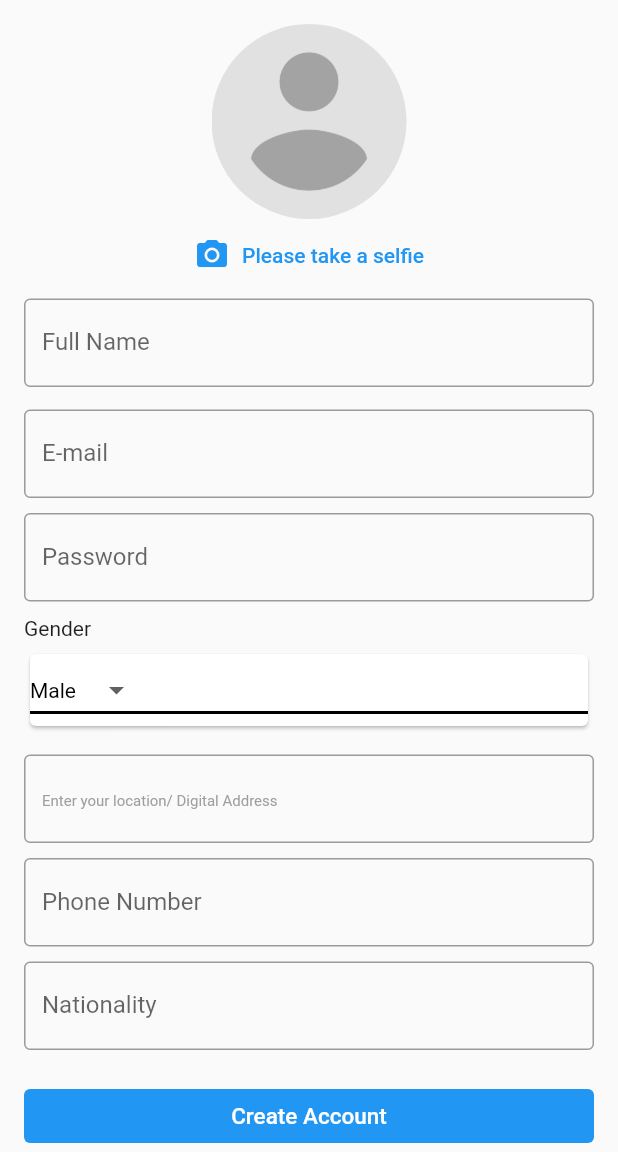
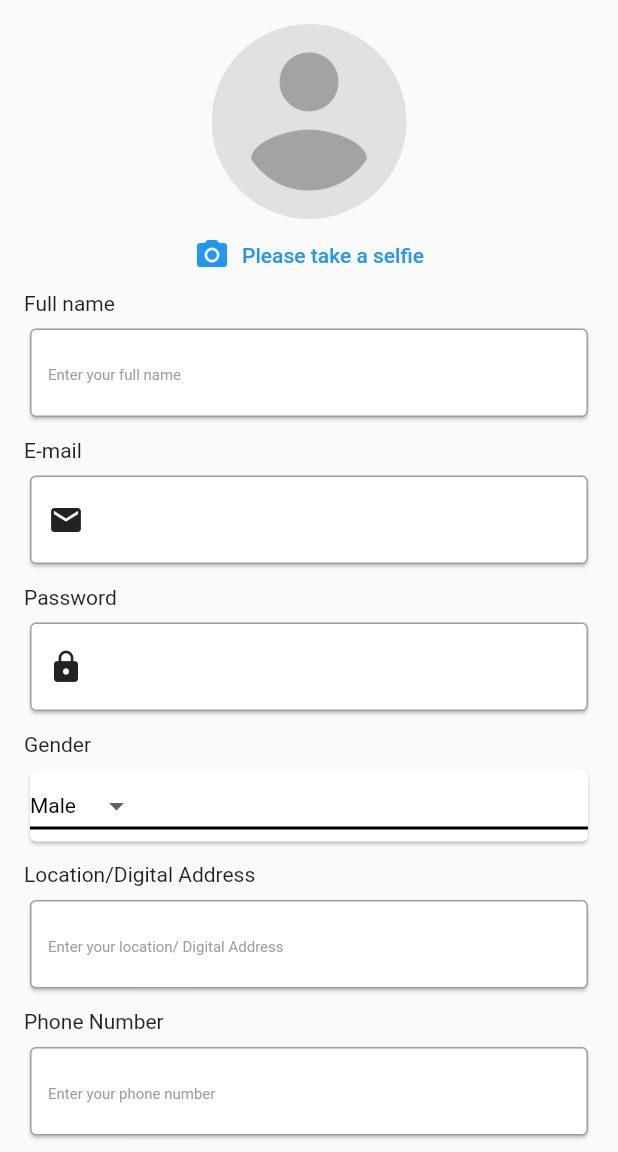
Before and after one commit to trustdboy123/Lets-Accommodate, a Flutter app: the SignupLandlord screen opened directly, on a phone screen of 412 x 824 dp, the part 84-1236 px from its top. Run offline on Flutter 3.47's test engine with Material 2 defaults, Android fonts, the phone set to English and light mode, and no system bars; our stand-ins replace cloud_firestore, firebase_auth, firebase_core, firebase_storage, flutter_native_splash, flutter_screenutil and 2 more; missing offline and left inert: comment_box, multi_image_picker2; accounts and stored records are empty.

Commit message:
Ayiks commit

```diff
--- a/lib/auth/signup_landlord.dart
+++ b/lib/auth/signup_landlord.dart
@@ -1,12 +1,11 @@
 import 'dart:io';
 
 import 'package:flutter/material.dart';
+import 'package:flutter_screenutil/flutter_screenutil.dart';
 import 'package:fluttertoast/fluttertoast.dart';
 import 'package:image_picker/image_picker.dart';
 import 'package:lets_accommodate/auth/login_landlord.dart';
-import 'package:flutter_screenutil/flutter_screenutil.dart';
 import 'package:lets_accommodate/managers/auth_manager.dart';
-import 'package:path/path.dart';
 
 class SignupLandlord extends StatefulWidget {
   const SignupLandlord({Key? key}) : super(key: key);
@@ -27,9 +26,10 @@ class _SignupLandlordState extends State<SignupLandlord> {
   final TextEditingController _phoneController = TextEditingController();
   final TextEditingController _nationalityController = TextEditingController();
   final GlobalKey<FormState> _globalKey = GlobalKey();
-  final emailRegExp = RegExp(r'^[a-zA-Z0-9.]+@[a-zA-Z0-9]+\.[a-zA-z]+');
+  final emailRegExp = RegExp(r'^[a-zA-Z0-9.]+@[a-zA-Z0-9]+\.[a-zA-Z]+');
   final AuthManager _authManager = AuthManager();
   bool _isLoading = false;
+
   Future selectedImage({ImageSource imageSource = ImageSource.camera}) async {
     XFile? profilePic = await _imagePicker.pickImage(source: imageSource);
     File profileImageFile = File(profilePic!.path);
@@ -57,13 +57,17 @@ class _SignupLandlordState extends State<SignupLandlord> {
                 child: ClipRRect(
                   borderRadius: BorderRadius.circular(90),
                   child: imageFile != null
-                      ? Image.file(imageFile!,
-                          height: 130, width: 130, fit: BoxFit.cover)
+                      ? Image.file(
+                          imageFile!,
+                          height: 130,
+                          width: 130,
+                          fit: BoxFit.cover,
+                        )
                       : Image.asset(
                           'assets/Profile_avatar.png',
                           height: 130,
                           width: 130,
-                          fit: BoxFit.cover,
+                          fit: BoxFit.contain,
                         ),
                 ),
               ),
@@ -81,18 +85,20 @@ class _SignupLandlordState extends State<SignupLandlord> {
                                       imageSource: ImageSource.camera);
                                 },
                                 icon: const Icon(Icons.camera_alt),
-                                  label: Text('Select to take a selfie')));
+                                label: const Text('Select to take Selfie')),
+                          );
                         });
                   },
                   icon: Icon(Icons.camera_alt),
                   label: Text('Please take a selfie')),
+              Text('Full name'),
               SizedBox(height: 5),
-              TextFormField(
+              Card(
+                child: TextFormField(
                   controller: _nameController,
                   keyboardType: TextInputType.text,
                   textCapitalization: TextCapitalization.sentences,
                   decoration: const InputDecoration(
-                  labelText: 'Full Name',
                     border: OutlineInputBorder(
                         borderSide: BorderSide(color: Colors.grey)),
                     hintText: 'Enter your full name',
@@ -103,24 +109,27 @@ class _SignupLandlordState extends State<SignupLandlord> {
                   ),
                   validator: (value) {
                     if (value!.isEmpty) {
-                    return 'please enter your full name';
+                      return 'Please enter your full name';
                     }
-                  return null;
                   },
+                ),
               ),
               SizedBox(
                 height: 10,
               ),
+              Text('E-mail'),
               SizedBox(height: 5),
-              TextFormField(
+              Card(
+                child: TextFormField(
                   controller: _emailController,
                   keyboardType: TextInputType.emailAddress,
                   decoration: const InputDecoration(
-                  labelText: 'E-mail',
+                    label: Icon(Icons.email),
                     border: OutlineInputBorder(
                         borderSide: BorderSide(color: Colors.grey)),
                     hintText: 'Enter your E-mail',
                     hintStyle: TextStyle(color: Colors.grey, fontSize: 10),
+                    floatingLabelBehavior: FloatingLabelBehavior.never,
                     focusedBorder: OutlineInputBorder(
                         borderSide: BorderSide(color: Colors.blue),
                         borderRadius: BorderRadius.all(Radius.circular(8.0))),
@@ -130,22 +139,28 @@ class _SignupLandlordState extends State<SignupLandlord> {
                       return 'Please enter a valid email';
                     }
                     if (value.isEmpty) {
-                    return 'Please enter email';
+                      return 'Please enter Email';
                     }
                   },
+                ),
               ),
               SizedBox(
                 height: 10,
               ),
-              TextFormField(
+              Text('Password'),
+              SizedBox(height: 5),
+              Card(
+                child: TextFormField(
+                  controller: _passwordController,
                   keyboardType: TextInputType.visiblePassword,
                   textCapitalization: TextCapitalization.sentences,
                   decoration: const InputDecoration(
-                  labelText: 'Password',
+                    label: Icon(Icons.lock),
                     border: OutlineInputBorder(
                         borderSide: BorderSide(color: Colors.grey)),
-                  hintText: 'Enter your your password',
+                    hintText: 'Enter your your location',
                     hintStyle: TextStyle(color: Colors.grey, fontSize: 10),
+                    floatingLabelBehavior: FloatingLabelBehavior.never,
                     focusedBorder: OutlineInputBorder(
                         borderSide: BorderSide(color: Colors.blue),
                         borderRadius: BorderRadius.all(Radius.circular(8.0))),
@@ -159,6 +174,7 @@ class _SignupLandlordState extends State<SignupLandlord> {
                     }
                     return null;
                   },
+                ),
               ),
               SizedBox(
                 height: 10,
@@ -193,8 +209,10 @@ class _SignupLandlordState extends State<SignupLandlord> {
               SizedBox(
                 height: 10,
               ),
+              Text('Location/Digital Address'),
               SizedBox(height: 5),
-              TextFormField(
+              Card(
+                child: TextFormField(
                   controller: _locationController,
                   keyboardType: TextInputType.text,
                   textCapitalization: TextCapitalization.sentences,
@@ -203,52 +221,61 @@ class _SignupLandlordState extends State<SignupLandlord> {
                         borderSide: BorderSide(color: Colors.grey)),
                     hintText: 'Enter your location/ Digital Address',
                     hintStyle: TextStyle(color: Colors.grey, fontSize: 10),
+                    floatingLabelBehavior: FloatingLabelBehavior.never,
                     focusedBorder: OutlineInputBorder(
                         borderSide: BorderSide(color: Colors.blue),
                         borderRadius: BorderRadius.all(Radius.circular(8.0))),
                   ),
                   validator: (value) {
                     if (value!.isEmpty) {
-                    return ' Please enter location';
+                      return 'Please enter your location';
                     }
                     return null;
                   },
                 ),
+              ),
               SizedBox(
                 height: 10,
               ),
-              TextFormField(
+              Text('Phone Number'),
+              SizedBox(height: 5),
+              Card(
+                child: TextFormField(
                   controller: _phoneController,
                   keyboardType: TextInputType.number,
                   textCapitalization: TextCapitalization.sentences,
                   decoration: const InputDecoration(
-                  labelText: 'Phone Number',
                     border: OutlineInputBorder(
                         borderSide: BorderSide(color: Colors.grey)),
                     hintText: 'Enter your phone number',
                     hintStyle: TextStyle(color: Colors.grey, fontSize: 10),
+                    floatingLabelBehavior: FloatingLabelBehavior.never,
                     focusedBorder: OutlineInputBorder(
                         borderSide: BorderSide(color: Colors.blue),
                         borderRadius: BorderRadius.all(Radius.circular(8.0))),
                   ),
                   validator: (value) {
                     if (value!.isEmpty) {
-                    return 'Please enter your phone number';
+                      return 'PLease enter your phone number';
                     }
                     if (value.length < 10) {
-                    return 'Phone number should not be less than 10';
+                      return 'phone number should not be less than 10';
                     }
+                    return null;
                   },
+                ),
               ),
               SizedBox(
                 height: 10,
               ),
-              TextFormField(
+              Text('Nationality'),
+              SizedBox(height: 5),
+              Card(
+                child: TextFormField(
                   controller: _nationalityController,
                   keyboardType: TextInputType.text,
                   textCapitalization: TextCapitalization.sentences,
                   decoration: const InputDecoration(
-                  labelText: 'Nationality',
                     border: OutlineInputBorder(
                         borderSide: BorderSide(color: Colors.grey)),
                     hintText: 'Ghanaian',
@@ -264,6 +291,7 @@ class _SignupLandlordState extends State<SignupLandlord> {
                     }
                     return null;
                   },
+                ),
               ),
               SizedBox(
                 height: 20,
@@ -284,6 +312,7 @@ class _SignupLandlordState extends State<SignupLandlord> {
                             String location = _locationController.text;
                             String nationality = _nationalityController.text;
                             String gender = dropdownValue.toString();
+
                             setState(() {
                               _isLoading = true;
                             });
@@ -297,21 +326,22 @@ class _SignupLandlordState extends State<SignupLandlord> {
                                 nationality: nationality,
                                 imageFile: imageFile!);
                             if (isCreated) {
-                              // success
+                              //success
                               Fluttertoast.showToast(
-                                  msg: "$name, Welcome to lets Accommodate",
+                                  msg: "$name, Welcome to Lets Accommodate",
                                   toastLength: Toast.LENGTH_SHORT,
                                   gravity: ToastGravity.CENTER,
                                   timeInSecForIosWeb: 1,
-                                  backgroundColor: Colors.green,
+                                  backgroundColor:
+                                      Color.fromARGB(255, 94, 196, 97),
                                   textColor: Colors.white,
                                   fontSize: 16.0);
                               Navigator.of(context).pushAndRemoveUntil(
                                   MaterialPageRoute(
-                                      builder: (Context) => LoginLandlord()),
+                                      builder: (context) => LoginLandlord()),
                                   (route) => false);
                             } else {
-                              // failure
+                              //failure
                               Fluttertoast.showToast(
                                   msg: _authManager.message,
                                   toastLength: Toast.LENGTH_SHORT,
--- a/lib/managers/auth_manager.dart
+++ b/lib/managers/auth_manager.dart
@@ -81,9 +81,10 @@ class AuthManager with ChangeNotifier {
       }
     }).catchError((onError) {
       setMesage('$onError');
+      isSuccessful = false;
       setIsLoading(false);
     }).timeout(const Duration(seconds: 30), onTimeout: () {
-      setMesage('Please Check your internet connection');
+      setMesage('please check your internet connection');
       isSuccessful = false;
       setIsLoading(false);
     });
@@ -124,7 +125,6 @@ class AuthManager with ChangeNotifier {
       } else {
         setMesage('Image Upload failed');
         isCreated = false;
-        setIsLoading(false);
       }
       isCreated = true;
     }).catchError((onError) {
@@ -132,6 +132,7 @@ class AuthManager with ChangeNotifier {
     }).timeout(const Duration(seconds: 60), onTimeout: () {
       setMesage('Check your internet connection');
       isCreated;
+
       setIsLoading(false);
     });
     return isCreated;
```
Also changed, not shown: lib/auth/login_tenant.dart (+55 -25 lines). Lines whose indentation alone changed are shown as unchanged.
